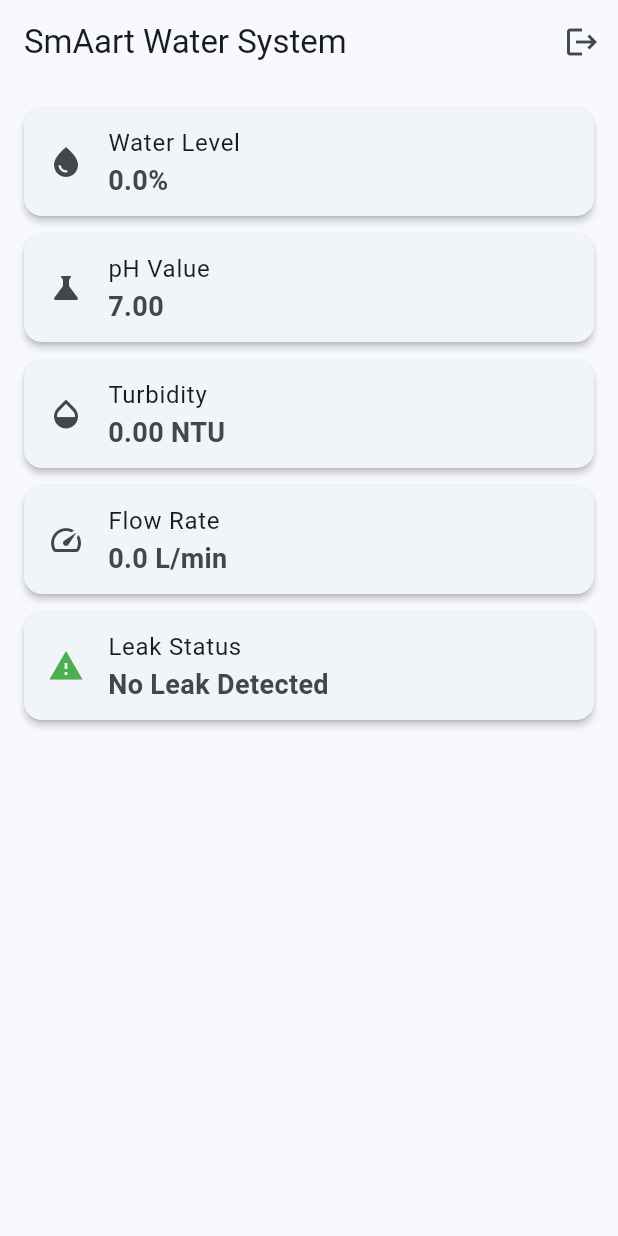
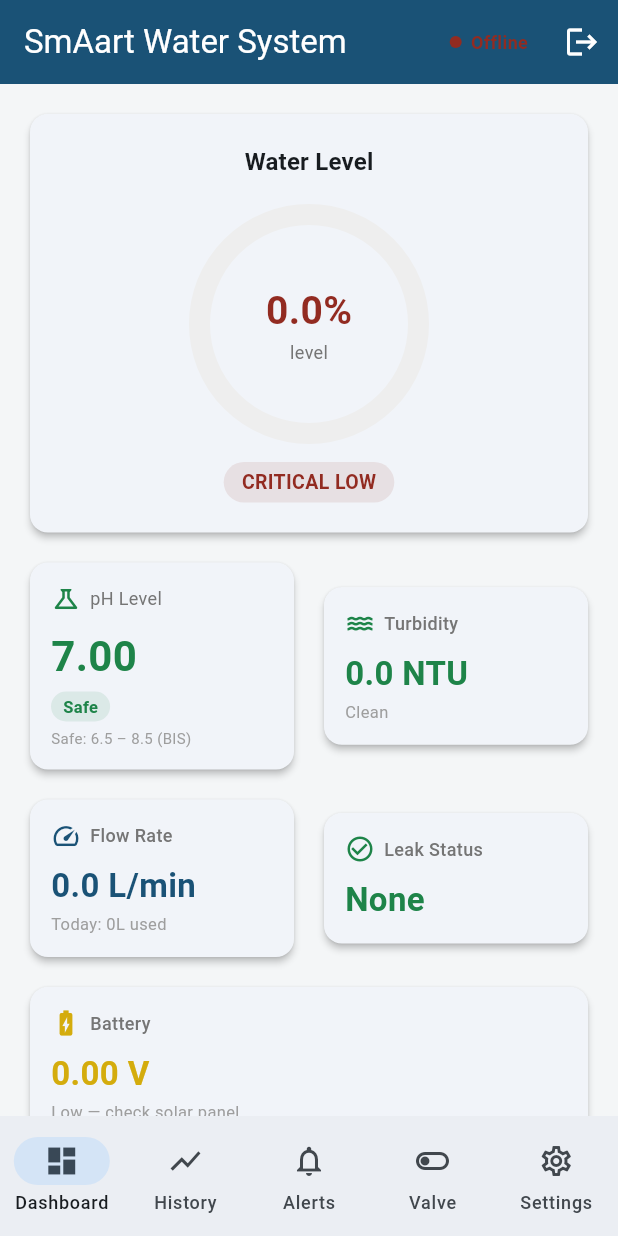
Before and after one commit to Swati-161/smart-water-system, a Flutter app: the DashboardScreen screen opened directly, on a phone screen of 412 x 824 dp. Run offline on Flutter 3.47's test engine with Material 3 defaults, Android fonts, the phone set to English and light mode, and no system bars; drawn by our look-alikes of percent_indicator; our stand-ins replace cloud_firestore, firebase_auth, firebase_core; accounts and stored records are empty; generated files the repository leaves out were written again.

Commit message:
created widgets and updated existing files

```diff
--- /dev/null
+++ b/app/lib/models/alert_item.dart
@@ -0,0 +1,47 @@
+import 'package:cloud_firestore/cloud_firestore.dart';
+
+class AlertItem {
+  final String id;
+  final String type;       // 'critical' or 'warning'
+  final String parameter;  // 'level', 'pH', 'turbidity', 'leak'
+  final double value;
+  final String threshold;
+  final String message;
+  final DateTime timestamp;
+  final bool resolved;
+
+  AlertItem({
+    required this.id,
+    required this.type,
+    required this.parameter,
+    required this.value,
+    required this.threshold,
+    required this.message,
+    required this.timestamp,
+    required this.resolved,
+  });
+
+  factory AlertItem.fromFirestore(String id, Map<String, dynamic> data) {
+    return AlertItem(
+      id:        id,
+      type:      data['type']      ?? 'warning',
+      parameter: data['parameter'] ?? '',
+      value:     (data['value']    ?? 0.0).toDouble(),
+      threshold: data['threshold'].toString(),
+      message:   data['message']   ?? '',
+      timestamp: (data['timestamp'] as Timestamp?)?.toDate() ?? DateTime.now(),
+      resolved:  data['resolved']  ?? false,
+    );
+  }
+
+  String get parameterIcon {
+    switch (parameter) {
+      case 'level':     return '💧';
+      case 'pH':        return '🧪';
+      case 'turbidity': return '🌊';
+      case 'leak':      return '⚠️';
+      case 'offline':   return '📡';
+      default:          return '❗';
+    }
+  }
+}
--- a/app/lib/models/sensor_data.dart
+++ b/app/lib/models/sensor_data.dart
@@ -1,4 +1,3 @@
-// lib/models/sensor_data.dart
 class SensorData {
   final double levelPct;
   final double ph;
--- a/app/lib/screens/dashboard_screen.dart
+++ b/app/lib/screens/dashboard_screen.dart
@@ -1,86 +1,232 @@
-// lib/screens/dashboard_screen.dart
-
 import 'package:flutter/material.dart';
 import 'package:firebase_auth/firebase_auth.dart';
-
+import 'package:provider/provider.dart';
 import '../services/firestore_service.dart';
 import '../models/sensor_data.dart';
+import '../widgets/level_gauge.dart';
+import '../widgets/ph_card.dart';
+import '../widgets/sensor_card.dart';
+import '../widgets/status_badge.dart';
+import '../utils/constants.dart';
 import 'login_screen.dart';
+import 'history_screen.dart';
+import 'alerts_screen.dart';
+import 'valve_screen.dart';
+import 'settings_screen.dart';
 
-class DashboardScreen extends StatelessWidget {
-  DashboardScreen({super.key});
+class DashboardScreen extends StatefulWidget {
+  const DashboardScreen({super.key});
 
-  final FirestoreService _service = FirestoreService();
+  @override
+  State<DashboardScreen> createState() => _DashboardScreenState();
+}
+
+class _DashboardScreenState extends State<DashboardScreen> {
+  int _currentIndex = 0;
+
+  final List<Widget> _screens = const [
+    _DashboardBody(),
+    HistoryScreen(),
+    AlertsScreen(),
+    ValveScreen(),
+    SettingsScreen(),
+  ];
 
   @override
   Widget build(BuildContext context) {
     return Scaffold(
+      body: _screens[_currentIndex],
+      bottomNavigationBar: NavigationBar(
+        selectedIndex: _currentIndex,
+        onDestinationSelected: (i) => setState(() => _currentIndex = i),
+        destinations: const [
+          NavigationDestination(
+            icon: Icon(Icons.dashboard_outlined),
+            selectedIcon: Icon(Icons.dashboard),
+            label: 'Dashboard',
+          ),
+          NavigationDestination(
+            icon: Icon(Icons.show_chart_outlined),
+            selectedIcon: Icon(Icons.show_chart),
+            label: 'History',
+          ),
+          NavigationDestination(
+            icon: Icon(Icons.notifications_outlined),
+            selectedIcon: Icon(Icons.notifications),
+            label: 'Alerts',
+          ),
+          NavigationDestination(
+            icon: Icon(Icons.toggle_off_outlined),
+            selectedIcon: Icon(Icons.toggle_on),
+            label: 'Valve',
+          ),
+          NavigationDestination(
+            icon: Icon(Icons.settings_outlined),
+            selectedIcon: Icon(Icons.settings),
+            label: 'Settings',
+          ),
+        ],
+      ),
+    );
+  }
+}
+
+class _DashboardBody extends StatelessWidget {
+  const _DashboardBody();
+
+  @override
+  Widget build(BuildContext context) {
+    final service = context.read<FirestoreService>();
+
+    return Scaffold(
+      backgroundColor: AppColors.background,
       appBar: AppBar(
-        title: const Text('SmAart Water System'),
+        title: const Text(AppStrings.appName),
+        backgroundColor: AppColors.primary,
+        foregroundColor: Colors.white,
         actions: [
+          // Device status indicator
+          StreamBuilder<String>(
+            stream: service.deviceStatusStream(),
+            builder: (_, snap) => Padding(
+              padding: const EdgeInsets.only(right: 12),
+              child: StatusBadge(status: snap.data ?? 'unknown'),
+            ),
+          ),
+          // Logout
           IconButton(
             icon: const Icon(Icons.logout),
-            tooltip: 'Sign Out',
             onPressed: () async {
               await FirebaseAuth.instance.signOut();
-
+              if (context.mounted) {
                 Navigator.of(context).pushReplacement(
-                MaterialPageRoute(
-                  builder: (_) => const LoginScreen(),
-                ),
+                  MaterialPageRoute(builder: (_) => const LoginScreen()),
                 );
+              }
             },
           ),
         ],
       ),
       body: StreamBuilder<SensorData>(
-        stream: _service.latestReadingStream(),
+        stream: service.latestReadingStream(),
         builder: (context, snapshot) {
+          if (snapshot.hasError) {
+            return Center(child: Text('Error: ${snapshot.error}'));
+          }
           if (!snapshot.hasData) {
-            return const Center(
-              child: CircularProgressIndicator(),
-            );
+            return const Center(child: CircularProgressIndicator());
           }
 
           final data = snapshot.data!;
 
-          return SingleChildScrollView(
+          return RefreshIndicator(
+            onRefresh: () async {}, // stream auto-refreshes
+            child: SingleChildScrollView(
+              physics: const AlwaysScrollableScrollPhysics(),
               padding: const EdgeInsets.all(16),
               child: Column(
+                crossAxisAlignment: CrossAxisAlignment.stretch,
                 children: [
-                _buildCard(
-                  title: 'Water Level',
-                  value: '${data.levelPct.toStringAsFixed(1)}%',
-                  icon: Icons.water_drop,
+
+                  // Mock data banner
+                  if (data.mock)
+                    Container(
+                      margin: const EdgeInsets.only(bottom: 12),
+                      padding: const EdgeInsets.all(10),
+                      decoration: BoxDecoration(
+                        color: Colors.amber[50],
+                        borderRadius: BorderRadius.circular(8),
+                        border: Border.all(color: Colors.amber[300]!),
+                      ),
+                      child: Row(children: [
+                        Icon(Icons.info_outline,
+                          color: Colors.amber[700], size: 16),
+                        const SizedBox(width: 8),
+                        Text('Simulated data — hardware not connected',
+                          style: TextStyle(
+                            fontSize: 12,
+                            color: Colors.amber[800],
+                          )),
+                      ]),
                     ),
 
-                _buildCard(
-                  title: 'pH Value',
-                  value: data.ph.toStringAsFixed(2),
-                  icon: Icons.science,
+                  // Water level gauge
+                  LevelGauge(percentage: data.levelPct),
+                  const SizedBox(height: 12),
+
+                  // pH and turbidity row
+                  Row(children: [
+                    Expanded(child: PHCard(pH: data.ph)),
+                    const SizedBox(width: 12),
+                    Expanded(
+                      child: SensorCard(
+                        label: 'Turbidity',
+                        value: data.turbidityNtu >= 0
+                            ? '${data.turbidityNtu.toStringAsFixed(1)} NTU'
+                            : '--',
+                        icon:  Icons.water,
+                        color: data.turbidityNtu > AppThresholds.turbidityCrit
+                            ? AppColors.danger
+                            : data.turbidityNtu > AppThresholds.turbidityWarn
+                                ? AppColors.warning
+                                : AppColors.safe,
+                        subtitle: data.turbidityNtu <= AppThresholds.turbidityWarn
+                            ? 'Clean' : 'Cloudy',
+                      ),
+                    ),
+                  ]),
+                  const SizedBox(height: 12),
+
+                  // Flow and leak row
+                  Row(children: [
+                    Expanded(
+                      child: SensorCard(
+                        label:    'Flow Rate',
+                        value:    '${data.flowLpm.toStringAsFixed(1)} L/min',
+                        icon:     Icons.speed,
+                        subtitle: 'Today: ${data.totalLitres.toStringAsFixed(0)}L used',
+                      ),
+                    ),
+                    const SizedBox(width: 12),
+                    Expanded(
+                      child: SensorCard(
+                        label: 'Leak Status',
+                        value: data.leakDetected ? 'LEAK!' : 'None',
+                        icon:  data.leakDetected
+                            ? Icons.warning_amber
+                            : Icons.check_circle_outline,
+                        color: data.leakDetected
+                            ? AppColors.danger
+                            : AppColors.safe,
+                      ),
+                    ),
+                  ]),
+                  const SizedBox(height: 12),
+
+                  // Battery card
+                  SensorCard(
+                    label:    'Battery',
+                    value:    '${data.batteryV.toStringAsFixed(2)} V',
+                    icon:     Icons.battery_charging_full,
+                    subtitle: data.batteryV > 3.5
+                        ? 'Good' : 'Low — check solar panel',
+                    color:    data.batteryV > 3.5
+                        ? AppColors.safe : AppColors.warning,
                   ),
 
-                _buildCard(
-                  title: 'Turbidity',
-                  value: '${data.turbidityNtu.toStringAsFixed(2)} NTU',
-                  icon: Icons.opacity,
+                  const SizedBox(height: 8),
+                  // Last updated
+                  Center(
+                    child: Text(
+                      'Last updated: ${_formatTime(data.timestamp)}',
+                      style: TextStyle(
+                        fontSize: 11,
+                        color: Colors.grey[500],
                       ),
-
-                _buildCard(
-                  title: 'Flow Rate',
-                  value: '${data.flowLpm.toStringAsFixed(1)} L/min',
-                  icon: Icons.speed,
                     ),
-
-                _buildCard(
-                  title: 'Leak Status',
-                  value:
-                      data.leakDetected ? 'LEAK DETECTED' : 'No Leak Detected',
-                  icon: Icons.warning,
-                  color:
-                      data.leakDetected ? Colors.red : Colors.green,
                   ),
                 ],
+              ),
             ),
           );
         },
@@ -88,25 +234,9 @@ class DashboardScreen extends StatelessWidget {
     );
   }
 
-  Widget _buildCard({
-    required String title,
-    required String value,
-    required IconData icon,
-    Color? color,
-  }) {
-    return Card(
-      margin: const EdgeInsets.only(bottom: 12),
-      child: ListTile(
-        leading: Icon(icon, color: color),
-        title: Text(title),
-        subtitle: Text(
-          value,
-          style: const TextStyle(
-            fontSize: 18,
-            fontWeight: FontWeight.bold,
-          ),
-        ),
-      ),
-    );
+  String _formatTime(DateTime t) {
+    return '${t.hour.toString().padLeft(2,'0')}:'
+           '${t.minute.toString().padLeft(2,'0')}:'
+           '${t.second.toString().padLeft(2,'0')}';
   }
 }
--- a/app/lib/screens/login_screen.dart
+++ b/app/lib/screens/login_screen.dart
@@ -1,4 +1,3 @@
-// lib/screens/login_screen.dart
 import 'package:flutter/material.dart';
 import 'package:firebase_auth/firebase_auth.dart';
 import 'dashboard_screen.dart';
@@ -113,7 +112,7 @@ class _LoginScreenState extends State<LoginScreen> {
               mainAxisAlignment: MainAxisAlignment.center,
               children: [
 
-                // ── Logo / icon ─────────────────────────────
+                // ── Logo ─────────────────────────────
                 Container(
                   width: 90, height: 90,
                   decoration: BoxDecoration(
--- a/app/lib/services/firestore_service.dart
+++ b/app/lib/services/firestore_service.dart
@@ -1,16 +1,15 @@
-// lib/services/firestore_service.dart
 import 'package:cloud_firestore/cloud_firestore.dart';
 import '../models/sensor_data.dart';
+import '../models/alert_item.dart';
 
 class FirestoreService {
-  final _db = FirebaseFirestore.instance;
-  final String deviceId = 'node_01';
+  final _db       = FirebaseFirestore.instance;
+  final _deviceId = 'node_01';
 
-  // Live stream for dashboard — updates in real time
+  // ── Live dashboard stream ──────────────────────────────────
+  // Updates within 200ms of new data arriving
   Stream<SensorData> latestReadingStream() {
-    return _db
-        .collection('devices')
-        .doc(deviceId)
+    return _db.collection('devices').doc(_deviceId)
         .snapshots()
         .map((doc) {
           final data = doc.data()?['latest'] as Map<String, dynamic>? ?? {};
@@ -18,28 +17,75 @@ class FirestoreService {
         });
   }
 
-  // History for graphs
+  // ── Device online/offline status ──────────────────────────
+  Stream<String> deviceStatusStream() {
+    return _db.collection('devices').doc(_deviceId)
+        .snapshots()
+        .map((doc) => doc.data()?['status'] as String? ?? 'unknown');
+  }
+
+  // ── History for graphs ─────────────────────────────────────
   Future<List<SensorData>> getHistory(int days) async {
     final since = DateTime.now().subtract(Duration(days: days));
-    final snapshot = await _db
-        .collection('devices')
-        .doc(deviceId)
+    final snap  = await _db
+        .collection('devices').doc(_deviceId)
         .collection('readings')
         .where('timestamp', isGreaterThan: Timestamp.fromDate(since))
         .orderBy('timestamp', descending: false)
+        .limit(500) // cap to prevent huge reads
         .get();
 
-    return snapshot.docs
-        .map((doc) => SensorData.fromFirestore(doc.data()))
+    return snap.docs
+        .map((d) => SensorData.fromFirestore(d.data()))
         .toList();
   }
 
-  // Device online/offline status
-  Stream<String> deviceStatusStream() {
+  // ── Daily consumption ─────────────────────────────────────
+  Future<List<Map<String, dynamic>>> getDailyConsumption(int days) async {
+    final history = await getHistory(days);
+    final Map<String, double> dailyMap = {};
+
+    for (final reading in history) {
+      final dateKey = '${reading.timestamp.day}/${reading.timestamp.month}';
+      dailyMap[dateKey] = (dailyMap[dateKey] ?? 0) +
+          (reading.totalLitres / 48); // approximate per reading
+    }
+
+    return dailyMap.entries
+        .map((e) => {'date': e.key, 'litres': e.value})
+        .toList();
+  }
+
+  // ── Alerts ────────────────────────────────────────────────
+  Stream<List<AlertItem>> alertsStream() {
     return _db
-        .collection('devices')
-        .doc(deviceId)
+        .collection('devices').doc(_deviceId)
+        .collection('alerts')
+        .orderBy('timestamp', descending: true)
+        .limit(50)
         .snapshots()
-        .map((doc) => doc.data()?['status'] ?? 'unknown');
+        .map((snap) => snap.docs
+            .map((d) => AlertItem.fromFirestore(d.id, d.data()))
+            .toList());
+  }
+
+  // ── Mark alert as resolved ────────────────────────────────
+  Future<void> resolveAlert(String alertId) async {
+    await _db
+        .collection('devices').doc(_deviceId)
+        .collection('alerts').doc(alertId)
+        .update({'resolved': true});
+  }
+
+  // ── Save threshold config ─────────────────────────────────
+  Future<void> saveThresholds(Map<String, double> thresholds) async {
+    await _db.collection('devices').doc(_deviceId)
+        .set({'thresholds': thresholds}, SetOptions(merge: true));
+  }
+
+  // ── Get threshold config ──────────────────────────────────
+  Future<Map<String, dynamic>> getThresholds() async {
+    final doc = await _db.collection('devices').doc(_deviceId).get();
+    return doc.data()?['thresholds'] as Map<String, dynamic>? ?? {};
   }
 }
--- a/app/lib/utils/constants.dart
+++ b/app/lib/utils/constants.dart
@@ -1,4 +1,3 @@
-// lib/utils/constants.dart
 import 'package:flutter/material.dart';
 
 class AppColors {
--- /dev/null
+++ b/app/lib/widgets/level_gauge.dart
@@ -0,0 +1,75 @@
+import 'package:flutter/material.dart';
+import 'package:percent_indicator/percent_indicator.dart';
+import '../utils/constants.dart';
+
+class LevelGauge extends StatelessWidget {
+  final double percentage;
+
+  const LevelGauge({super.key, required this.percentage});
+
+  Color get _color {
+    if (percentage >= AppThresholds.levelHigh)   return AppColors.danger;
+    if (percentage <= AppThresholds.levelCritLow) return AppColors.danger;
+    if (percentage <= AppThresholds.levelWarnLow) return AppColors.warning;
+    return AppColors.safe;
+  }
+
+  String get _label {
+    if (percentage >= AppThresholds.levelHigh)    return 'FULL — Auto cutoff';
+    if (percentage <= AppThresholds.levelCritLow) return 'CRITICAL LOW';
+    if (percentage <= AppThresholds.levelWarnLow) return 'LOW — Refill soon';
+    return 'Normal';
+  }
+
+  @override
+  Widget build(BuildContext context) {
+    final pct = percentage.clamp(0.0, 100.0) / 100.0;
+    return Card(
+      child: Padding(
+        padding: const EdgeInsets.all(20),
+        child: Column(children: [
+          Text('Water Level',
+            style: Theme.of(context).textTheme.titleMedium?.copyWith(
+              fontWeight: FontWeight.bold,
+            )),
+          const SizedBox(height: 16),
+          CircularPercentIndicator(
+            radius:          80,
+            lineWidth:       14,
+            percent:         pct,
+            center:          Column(
+              mainAxisAlignment: MainAxisAlignment.center,
+              children: [
+                Text('${percentage.toStringAsFixed(1)}%',
+                  style: TextStyle(
+                    fontSize: 26,
+                    fontWeight: FontWeight.bold,
+                    color: _color,
+                  )),
+                Text('level',
+                  style: TextStyle(fontSize: 12, color: Colors.grey[600])),
+              ],
+            ),
+            progressColor:   _color,
+            backgroundColor: Colors.grey[200]!,
+            circularStrokeCap: CircularStrokeCap.round,
+          ),
+          const SizedBox(height: 12),
+          Container(
+            padding: const EdgeInsets.symmetric(horizontal: 12, vertical: 4),
+            decoration: BoxDecoration(
+              color: _color.withOpacity(0.1),
+              borderRadius: BorderRadius.circular(20),
+            ),
+            child: Text(_label,
+              style: TextStyle(
+                color: _color,
+                fontWeight: FontWeight.w600,
+                fontSize: 13,
+              )),
+          ),
+        ]),
+      ),
+    );
+  }
+}
--- /dev/null
+++ b/app/lib/widgets/ph_card.dart
@@ -0,0 +1,67 @@
+import 'package:flutter/material.dart';
+import '../utils/constants.dart';
+
+class PHCard extends StatelessWidget {
+  final double pH;
+  const PHCard({super.key, required this.pH});
+
+  Color get _color {
+    if (pH < AppThresholds.phCritLow || pH > AppThresholds.phCritHigh)
+      return AppColors.danger;
+    if (pH < AppThresholds.phWarnLow || pH > AppThresholds.phWarnHigh)
+      return AppColors.warning;
+    return AppColors.safe;
+  }
+
+  String get _label {
+    if (pH < AppThresholds.phCritLow)  return 'Too Acidic';
+    if (pH > AppThresholds.phCritHigh) return 'Too Alkaline';
+    if (pH < AppThresholds.phWarnLow || pH > AppThresholds.phWarnHigh)
+      return 'Monitor';
+    return 'Safe';
+  }
+
+  @override
+  Widget build(BuildContext context) {
+    return Card(
+      child: Padding(
+        padding: const EdgeInsets.all(14),
+        child: Column(
+          crossAxisAlignment: CrossAxisAlignment.start,
+          children: [
+            Row(children: [
+              Icon(Icons.science_outlined, color: _color, size: 20),
+              const SizedBox(width: 6),
+              Text('pH Level',
+                style: TextStyle(fontSize: 12, color: Colors.grey[600])),
+            ]),
+            const SizedBox(height: 8),
+            Text(pH >= 0 ? pH.toStringAsFixed(2) : '--',
+              style: TextStyle(
+                fontSize: 28,
+                fontWeight: FontWeight.bold,
+                color: _color,
+              )),
+            const SizedBox(height: 4),
+            Container(
+              padding: const EdgeInsets.symmetric(horizontal: 8, vertical: 2),
+              decoration: BoxDecoration(
+                color: _color.withOpacity(0.1),
+                borderRadius: BorderRadius.circular(12),
+              ),
+              child: Text(_label,
+                style: TextStyle(
+                  color: _color,
+                  fontSize: 11,
+                  fontWeight: FontWeight.w600,
+                )),
+            ),
+            const SizedBox(height: 4),
+            Text('Safe: 6.5 – 8.5 (BIS)',
+              style: TextStyle(fontSize: 10, color: Colors.grey[500])),
+          ],
+        ),
+      ),
+    );
+  }
+}
--- /dev/null
+++ b/app/lib/widgets/sensor_card.dart
@@ -0,0 +1,56 @@
+import 'package:flutter/material.dart';
+import '../utils/constants.dart';
+
+class SensorCard extends StatelessWidget {
+  final String label;
+  final String value;
+  final IconData icon;
+  final Color? color;
+  final String? subtitle;
+
+  const SensorCard({
+    super.key,
+    required this.label,
+    required this.value,
+    required this.icon,
+    this.color,
+    this.subtitle,
+  });
+
+  @override
+  Widget build(BuildContext context) {
+    final cardColor = color ?? AppColors.primary;
+    return Card(
+      child: Padding(
+        padding: const EdgeInsets.all(14),
+        child: Column(
+          crossAxisAlignment: CrossAxisAlignment.start,
+          children: [
+            Row(children: [
+              Icon(icon, color: cardColor, size: 20),
+              const SizedBox(width: 6),
+              Text(label,
+                style: TextStyle(
+                  fontSize: 12,
+                  color: Colors.grey[600],
+                  fontWeight: FontWeight.w500,
+                )),
+            ]),
+            const SizedBox(height: 8),
+            Text(value,
+              style: TextStyle(
+                fontSize: 22,
+                fontWeight: FontWeight.bold,
+                color: cardColor,
+              )),
+            if (subtitle != null) ...[
+              const SizedBox(height: 2),
+              Text(subtitle!,
+                style: TextStyle(fontSize: 11, color: Colors.grey[500])),
+            ],
+          ],
+        ),
+      ),
+    );
+  }
+}
--- /dev/null
+++ b/app/lib/widgets/status_badge.dart
@@ -0,0 +1,46 @@
+import 'package:flutter/material.dart';
+import '../utils/constants.dart';
+
+class StatusBadge extends StatelessWidget {
+  final String status; // 'online', 'offline', 'unknown'
+  final DateTime? lastSeen;
+
+  const StatusBadge({super.key, required this.status, this.lastSeen});
+
+  @override
+  Widget build(BuildContext context) {
+    final isOnline = status == 'online';
+    final color    = isOnline ? AppColors.safe : AppColors.danger;
+    final label    = isOnline ? 'Online' : 'Offline';
+
+    return Row(mainAxisSize: MainAxisSize.min, children: [
+      Container(
+        width: 8, height: 8,
+        decoration: BoxDecoration(
+          color: color,
+          shape: BoxShape.circle,
+        ),
+      ),
+      const SizedBox(width: 6),
+      Text(label,
+        style: TextStyle(
+          color: color,
+          fontSize: 12,
+          fontWeight: FontWeight.w600,
+        )),
+      if (lastSeen != null) ...[
+        const SizedBox(width: 4),
+        Text('· ${_timeAgo(lastSeen!)}',
+          style: TextStyle(fontSize: 11, color: Colors.grey[500])),
+      ],
+    ]);
+  }
+
+  String _timeAgo(DateTime t) {
+    final diff = DateTime.now().difference(t);
+    if (diff.inSeconds < 60)  return '${diff.inSeconds}s ago';
+    if (diff.inMinutes < 60)  return '${diff.inMinutes}m ago';
+    if (diff.inHours < 24)    return '${diff.inHours}h ago';
+    return '${diff.inDays}d ago';
+  }
+}
```
Lines whose indentation alone changed are shown as unchanged.
